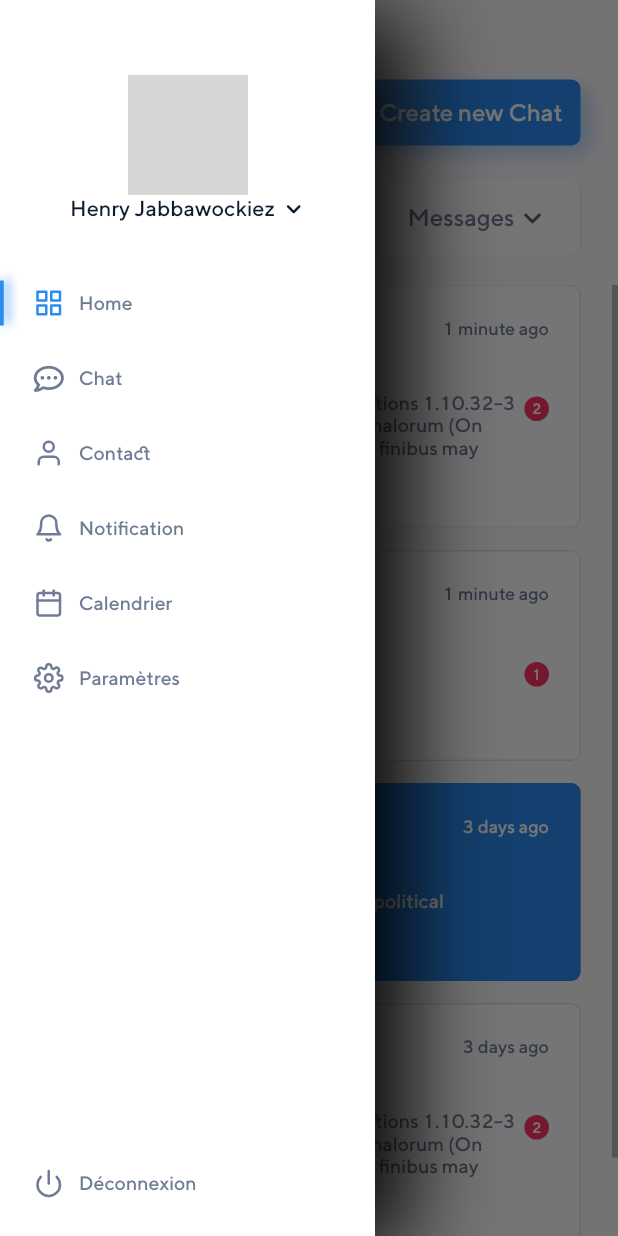
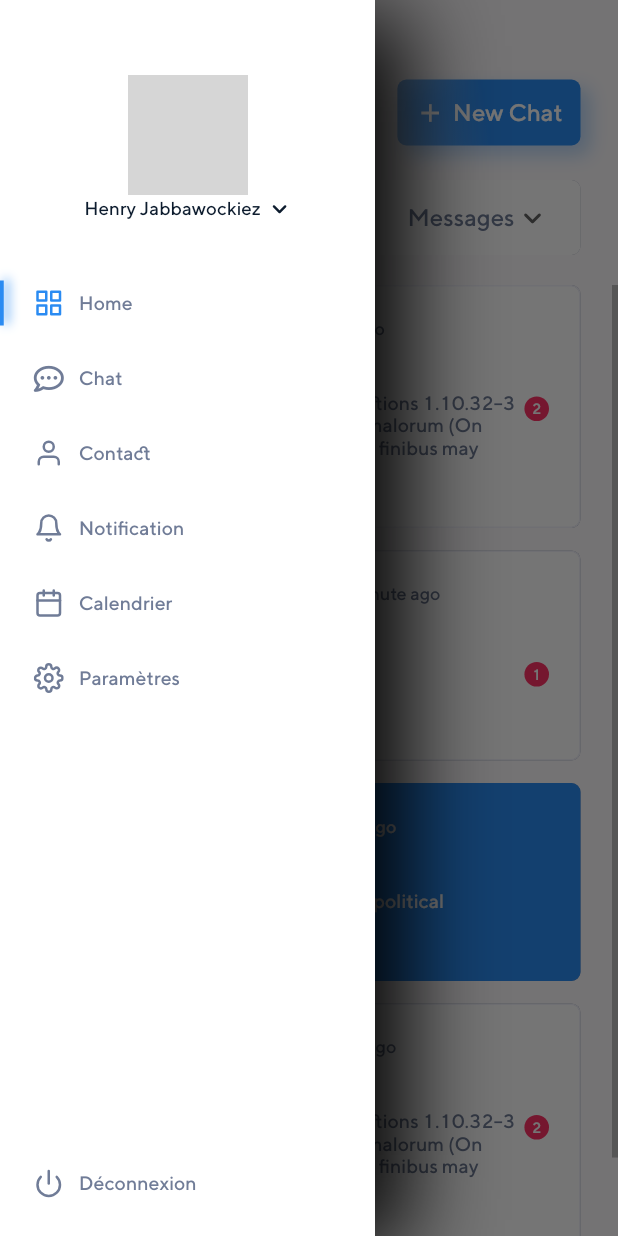
Before and after one commit to joresv/flutter_web_chat, a Flutter app: the screen it shows after launch, with the side drawer open, on a phone screen of 412 x 824 dp. Run offline on Flutter 3.47's test engine with Material 2 defaults, Android fonts, the light colour scheme and no system bars; our stand-ins replace flutter_feather_icons, flutter_svg, font_awesome_flutter; project files that could hold a hidden picture were left out; grey boxes are pictures that could not be loaded.

Commit message:
first commit

```diff
--- a/lib/home.dart
+++ b/lib/home.dart
@@ -10,7 +10,7 @@ class HomePage extends StatelessWidget {
   Widget build(BuildContext context) {
     double width = MediaQuery.of(context).size.width;
     double height = MediaQuery.of(context).size.height;
-    // print(width);
+    print(width);
     return Scaffold(
       key: _key,
       drawer: width >= 999 ? null : Container(width: 250, child: Menu()),
@@ -23,10 +23,11 @@ class HomePage extends StatelessWidget {
               height: height,
               child: Row(
                 children: [
-                  if (width >= 999)
+                  // width <= 839 && width >= 839 ? 10 :
+                  if (width > 869)
                     Expanded(
                       child: Menu(),
-                      flex: 3,
+                      flex: width < 900 && width > 800 ? 4 : 3,
                     ),
                   Expanded(
                     child: Messages(
@@ -37,10 +38,10 @@ class HomePage extends StatelessWidget {
                     ),
                     flex: 7,
                   ),
-                  if (width > 839)
+                  if (width >= 622)
                     Expanded(
                       child: ChatMessage(),
-                      flex: width <= 839 ? 10 : 8,
+                      flex: width < 889 && width > 800 ? 10 : 8,
                     ),
                 ],
               ),
--- a/lib/menu.dart
+++ b/lib/menu.dart
@@ -53,7 +53,7 @@ class _MenuState extends State<Menu> {
                             Text(
                               "Henry Jabbawockiez",
                               style: Config.styles.prymaryTextStyle
-                                  .copyWith(fontSize: 14.5),
+                                  .copyWith(fontSize: 12.5),
                             ),
                             SizedBox(
                               width: 5,
--- a/lib/messages.dart
+++ b/lib/messages.dart
@@ -64,7 +64,7 @@ class _MessagesState extends State<Messages> {
                         ),
                         CButton(
                           prefix: Icons.add,
-                          title: "Create new Chat",
+                          title: "New Chat",
                           onTap: () {},
                         )
                       ],
--- a/lib/widgets/message_item.dart
+++ b/lib/widgets/message_item.dart
@@ -74,7 +74,8 @@ class MessageItem extends StatelessWidget {
                   statutMessage: statutMessage,
                   username: username,
                 ),
-                Text(
+                Expanded(
+                  child: Text(
                     time,
                     overflow: TextOverflow.ellipsis,
                     style: Config.styles.prymaryTextStyle.copyWith(
@@ -82,6 +83,7 @@ class MessageItem extends StatelessWidget {
                         color: isSelected
                             ? Colors.white
                             : Config.colors.textColorMenu),
+                  ),
                 ),
               ],
             ),
```
Lines whose indentation alone changed are shown as unchanged.
